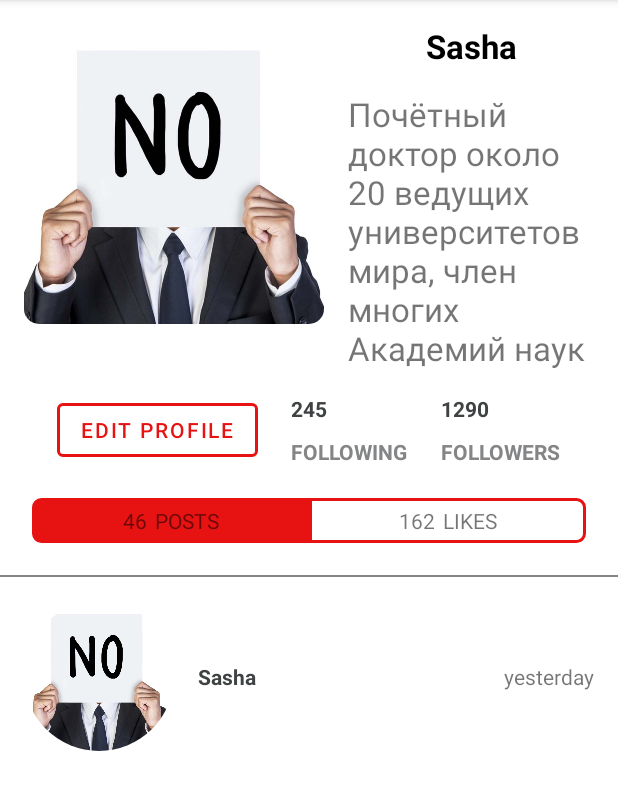
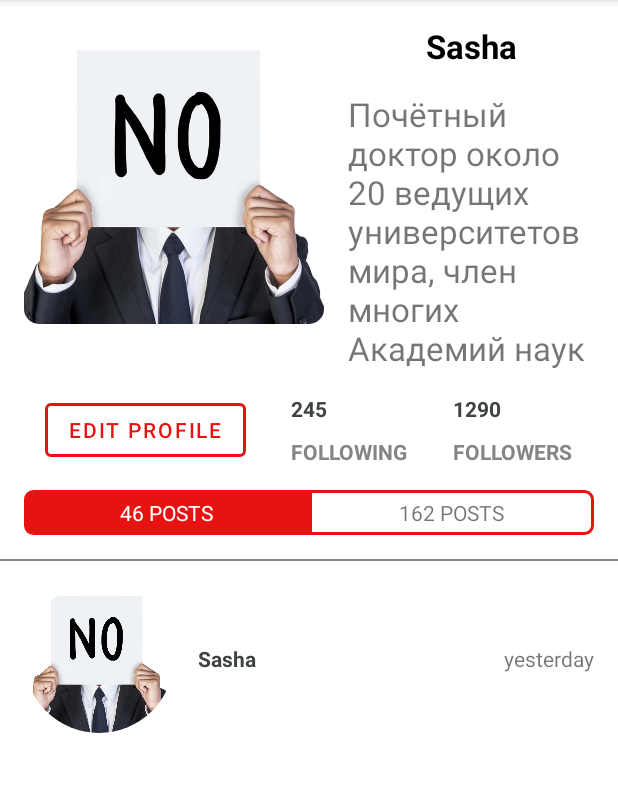
Before and after one commit to oleksandreremenko25/SocNetwork, an Android app: the FullUserActivity screen opened directly, with no data from a screen before it, on a phone screen of 412 x 824 dp, the part 84-894 px from its top. Run offline under Robolectric (Android 15) with nearby library versions, the phone set to English and light mode, and no system bars; our stand-ins replace Picasso; pictures from the network do not load.

Commit message:
remove second ConstraintLayout

```diff
--- a/app/src/main/java/com/example/socnetwork/FullUserActivity.kt
+++ b/app/src/main/java/com/example/socnetwork/FullUserActivity.kt
@@ -63,8 +63,12 @@ class FullUserActivity : AppCompatActivity()  {
         aboutUser?.text = oneUser.about
         numberFollowing?.text = oneUser.following.toString()
         numberFollowers?.text = oneUser.followers.toString()
-        numberPosts?.text = oneUser.posts.toString()
-        numberLikes?.text = oneUser.likes.toString()
+
+        val textForNumberPosts: String = getString(R.string.tittlePosts, oneUser.posts.toString())
+        numberPosts?.text = textForNumberPosts
+
+        val textForNumberLikes: String = getString(R.string.tittlePosts, oneUser.likes.toString())
+        numberLikes?.text = textForNumberLikes
 
         Picasso.get().load(oneUser.photo).placeholder(R.drawable.no).into(authorPostsIcon);
         authorPostsName?.text = oneUser.name
--- a/app/src/main/res/layout/user_full.xml
+++ b/app/src/main/res/layout/user_full.xml
@@ -44,8 +44,8 @@
         android:layout_marginEnd="16dp"
         android:text="about"
         android:textSize="22sp"
+        app:layout_constrainedHeight="true"
         app:layout_constrainedWidth="true"
-        app:layout_constrainedHeight="true"
         app:layout_constraintEnd_toEndOf="parent"
         app:layout_constraintStart_toEndOf="@+id/cardView"
         app:layout_constraintTop_toBottomOf="@+id/nameUser" />
@@ -56,33 +56,25 @@
         app:barrierDirection="bottom"
         app:constraint_referenced_ids="cardView,aboutUser" />
     <!--    editFolWrap  -->
-    <androidx.constraintlayout.widget.ConstraintLayout
-        android:id="@+id/editFoolowWrap"
-        android:layout_width="match_parent"
-        android:layout_height="wrap_content"
-        android:layout_marginEnd="16dp"
-        android:layout_marginStart="16dp"
-        android:layout_marginTop="16dp"
-        app:layout_constraintEnd_toEndOf="parent"
-        app:layout_constraintTop_toBottomOf="@+id/barrier7">
     <Button
         android:id="@+id/buttonEdit"
         style="@style/buttonEditProfile"
         android:layout_width="wrap_content"
         android:layout_height="wrap_content"
+        android:layout_marginTop="16dp"
         android:text="@string/buttonEdit"
         app:layout_constraintEnd_toStartOf="@+id/tittleFollowing"
         app:layout_constraintHorizontal_bias="0.5"
         app:layout_constraintStart_toStartOf="parent"
-            app:layout_constraintTop_toTopOf="parent" />
+        app:layout_constraintTop_toBottomOf="@+id/barrier7" />
     <TextView
         android:id="@+id/numberFollowing"
         style="@style/numberFollowing"
         android:layout_width="wrap_content"
         android:layout_height="wrap_content"
-            app:layout_constraintTop_toTopOf="@+id/buttonEdit"
+        android:text="numFollowing"
         app:layout_constraintStart_toStartOf="@+id/tittleFollowing"
-            android:text="numFollowing" />
+        app:layout_constraintTop_toTopOf="@+id/buttonEdit" />
     <TextView
         android:id="@+id/tittleFollowing"
         style="@style/tittleFollowing"
@@ -98,9 +90,9 @@
         style="@style/numberFollowers"
         android:layout_width="wrap_content"
         android:layout_height="wrap_content"
-            app:layout_constraintTop_toTopOf="@+id/buttonEdit"
+        android:text="numFollowers"
         app:layout_constraintStart_toStartOf="@+id/tittleFollowers"
-            android:text="numFollowers" />
+        app:layout_constraintTop_toTopOf="@+id/buttonEdit" />
     <TextView
         android:id="@+id/tittleFollowers"
         style="@style/tittleFollowers"
@@ -111,88 +103,34 @@
         app:layout_constraintEnd_toEndOf="parent"
         app:layout_constraintHorizontal_bias="0.5"
         app:layout_constraintStart_toEndOf="@+id/tittleFollowing" />
-    </androidx.constraintlayout.widget.ConstraintLayout>
     <!--  numberPostsLikesWrap  -->
-    <androidx.constraintlayout.widget.ConstraintLayout
-        android:id="@+id/linearLayout3"
-        style="@style/numberPostsLikesWrap"
-        android:layout_width="match_parent"
-        android:layout_height="wrap_content"
-        android:layout_marginStart="16dp"
-        android:layout_marginTop="16dp"
-        android:layout_marginEnd="16dp"
-        app:layout_constraintEnd_toEndOf="parent"
-        app:layout_constraintStart_toStartOf="parent"
-        app:layout_constraintTop_toBottomOf="@+id/editFoolowWrap">
-        <androidx.constraintlayout.widget.ConstraintLayout
-            android:id="@+id/linearLayout2"
+    <TextView
+        android:id="@+id/numberPosts"
         style="@style/numberPostsWrap"
         android:layout_width="0dp"
         android:layout_height="wrap_content"
         android:background="@drawable/corner_posts"
-            app:layout_constraintEnd_toStartOf="@+id/linearLayout"
+        android:layout_marginTop="16dp"
+        android:layout_marginStart="16dp"
+        android:text="numPosts"
+        app:layout_constraintEnd_toStartOf="@+id/numberLikes"
         app:layout_constraintHorizontal_bias="0.5"
-            app:layout_constraintHorizontal_weight="0.5"
+        app:layout_constraintHorizontal_chainStyle="packed"
         app:layout_constraintStart_toStartOf="parent"
-            app:layout_constraintTop_toTopOf="parent"
-            tools:layout_editor_absoluteY="5dp">
+        app:layout_constraintTop_toBottomOf="@+id/buttonEdit" />
     <TextView
-                android:id="@+id/numberPosts"
-                android:layout_width="wrap_content"
-                android:layout_height="wrap_content"
-                android:text="numPosts"
-                app:layout_constraintEnd_toStartOf="@+id/tittlePosts"
-                app:layout_constraintHorizontal_bias="0.5"
-                app:layout_constraintStart_toStartOf="parent"
-                app:layout_constraintTop_toTopOf="parent"
-                app:layout_constraintHorizontal_chainStyle="packed" />
-            <TextView
-                android:id="@+id/tittlePosts"
-                style="@style/tittlePosts"
-                android:layout_width="wrap_content"
-                android:layout_height="wrap_content"
-                android:text="@string/tittlePosts"
-                app:layout_constraintEnd_toEndOf="parent"
-                app:layout_constraintTop_toTopOf="parent"
-                app:layout_constraintHorizontal_bias="0.5"
-                app:layout_constraintStart_toEndOf="@+id/numberPosts"
-                app:layout_constraintHorizontal_chainStyle="packed" />
-        </androidx.constraintlayout.widget.ConstraintLayout>
-        <androidx.constraintlayout.widget.ConstraintLayout
-            android:id="@+id/linearLayout"
+        android:id="@+id/numberLikes"
         style="@style/numberLikesWrap"
         android:layout_width="0dp"
         android:layout_height="wrap_content"
         android:background="@drawable/corner_likes"
+        android:layout_marginEnd="16dp"
+        android:text="numLikes"
         app:layout_constraintEnd_toEndOf="parent"
         app:layout_constraintHorizontal_bias="0.5"
-            app:layout_constraintHorizontal_weight="0.5"
-            app:layout_constraintStart_toEndOf="@+id/linearLayout2"
-            app:layout_constraintTop_toTopOf="parent"
-            tools:layout_editor_absoluteY="5dp">
-            <TextView
-                android:id="@+id/numberLikes"
-                android:layout_width="wrap_content"
-                android:layout_height="wrap_content"
-                android:text="numLikes"
-                app:layout_constraintEnd_toStartOf="@+id/textView"
-                app:layout_constraintHorizontal_bias="0.5"
-                app:layout_constraintStart_toStartOf="parent"
-                app:layout_constraintTop_toTopOf="parent"
-                app:layout_constraintHorizontal_chainStyle="packed" />
-            <TextView
-                android:id="@+id/textView"
-                style="@style/tittleLikes"
-                android:layout_width="wrap_content"
-                android:layout_height="wrap_content"
-                android:text="@string/tittleLikes"
-                app:layout_constraintEnd_toEndOf="parent"
-                app:layout_constraintHorizontal_bias="0.5"
-                app:layout_constraintStart_toEndOf="@+id/numberLikes"
-                app:layout_constraintTop_toTopOf="parent"
-                app:layout_constraintHorizontal_chainStyle="packed" />
-        </androidx.constraintlayout.widget.ConstraintLayout>
-    </androidx.constraintlayout.widget.ConstraintLayout>
+        app:layout_constraintHorizontal_chainStyle="packed"
+        app:layout_constraintStart_toEndOf="@+id/numberPosts"
+        app:layout_constraintTop_toTopOf="@+id/numberPosts" />
     <LinearLayout
         android:id="@+id/linearLayout5"
         android:layout_width="match_parent"
@@ -200,27 +138,19 @@
         android:layout_marginTop="16dp"
         android:background="@drawable/line"
         android:orientation="horizontal"
-        app:layout_constraintTop_toBottomOf="@+id/linearLayout3"
+        app:layout_constraintTop_toBottomOf="@+id/numberPosts"
         tools:layout_editor_absoluteX="0dp" />
     <!--  listPosts  -->
-    <androidx.constraintlayout.widget.ConstraintLayout
-        android:id="@+id/onePostWrap"
-        android:layout_width="match_parent"
-        android:layout_height="wrap_content"
-        android:layout_marginStart="16dp"
-        android:layout_marginTop="16dp"
-        android:layout_marginEnd="16dp"
-        app:layout_constraintTop_toBottomOf="@+id/linearLayout5"
-        app:layout_constraintStart_toStartOf="parent"
-        app:layout_constraintEnd_toEndOf="parent">
     <androidx.cardview.widget.CardView
         android:id="@+id/cardView2"
         android:layout_width="wrap_content"
         android:layout_height="wrap_content"
+        android:layout_marginStart="16dp"
+        android:layout_marginTop="16dp"
         app:cardCornerRadius="50dp"
         app:cardElevation="0dp"
-            app:layout_constraintStart_toStartOf="@+id/onePostWrap"
-            app:layout_constraintTop_toTopOf="@+id/onePostWrap">
+        app:layout_constraintStart_toStartOf="parent"
+        app:layout_constraintTop_toTopOf="@+id/linearLayout5">
         <ImageView
             android:id="@+id/authorPostsIcon"
             android:layout_width="100dp"
@@ -241,9 +171,9 @@
         android:id="@+id/authorPostsLastOnline"
         android:layout_width="wrap_content"
         android:layout_height="wrap_content"
+        android:layout_marginEnd="16dp"
         android:text="autorPostsLastOnline"
         app:layout_constraintBottom_toBottomOf="@+id/authorPostsName"
         app:layout_constraintEnd_toEndOf="parent"
         app:layout_constraintTop_toTopOf="@+id/authorPostsName" />
 </androidx.constraintlayout.widget.ConstraintLayout>
-</androidx.constraintlayout.widget.ConstraintLayout>
--- a/app/src/main/res/values/strings.xml
+++ b/app/src/main/res/values/strings.xml
@@ -7,8 +7,8 @@
     <string name="buttonEdit">EDIT PROFILE</string>
     <string name="tittleFollowing">FOLLOWING</string>
     <string name="tittleFollowers">FOLLOWERS</string>
-    <string name="tittlePosts">POSTS</string>
-    <string name="tittleLikes">LIKES</string>
+    <string name="tittlePosts">%1$S POSTS</string>
+    <string name="tittleLikes">%1$S LIKES</string>
 
 
 
```
Lines whose indentation alone changed are shown as unchanged.
